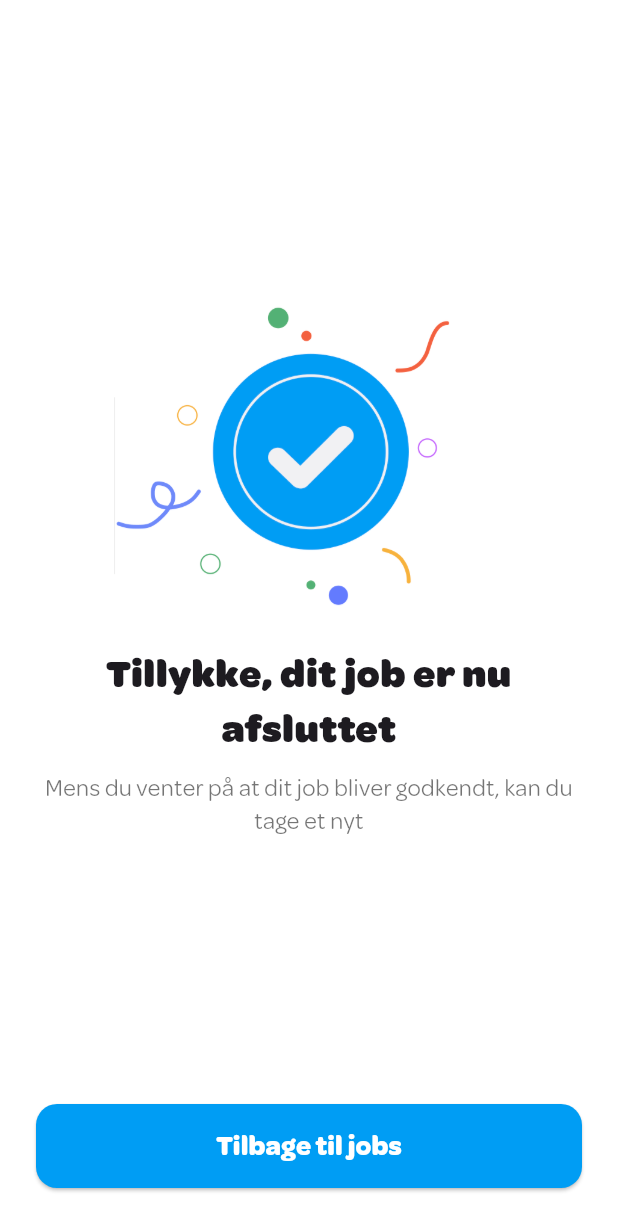
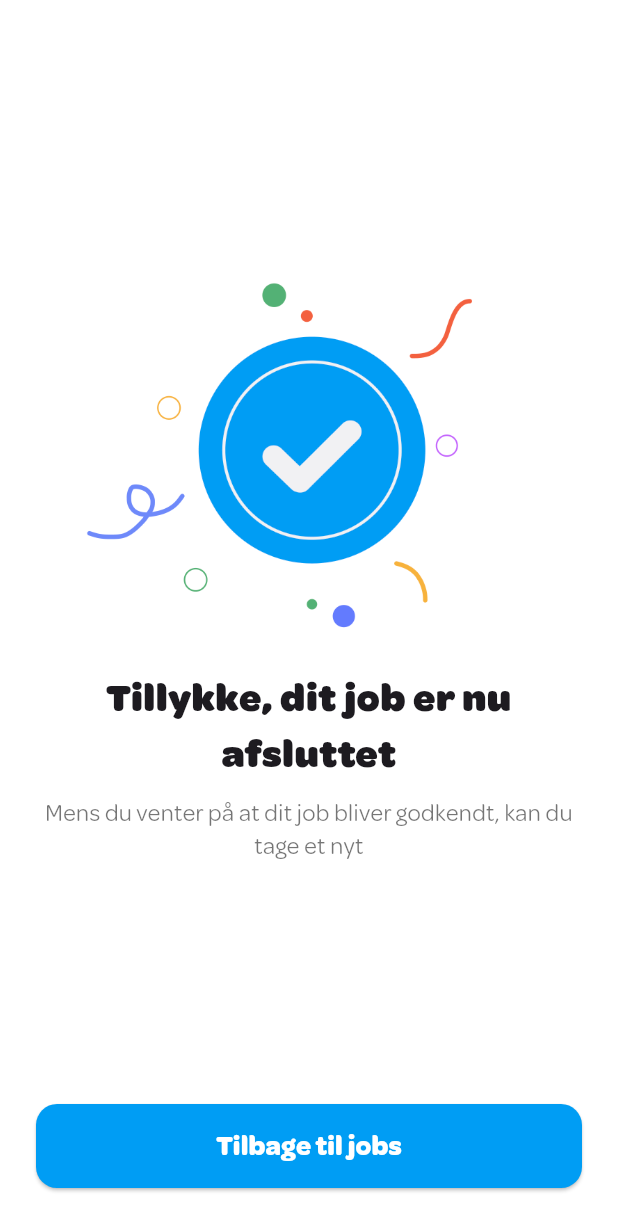
Before and after one commit to emilieweiss/voldt, a Flutter app: the JobSuccessDeliveryPage screen opened directly, on a phone screen of 412 x 824 dp. Shown: the top 1231 px of the screen. Run offline on Flutter 3.47's test engine with Material 3 defaults, Android fonts, the phone set to English and light mode, and no system bars; our stand-ins replace flutter_bloc, flutter_svg, fpdart, get_it, go_router, image_picker and 1 more; accounts and stored records are empty.

Commit message:
Redigering af billedestr

```diff
--- a/lib/pages/job_success_delivery_page.dart
+++ b/lib/pages/job_success_delivery_page.dart
@@ -20,7 +20,7 @@ class JobSuccessDeliveryPage extends StatelessWidget {
               const Spacer(),
               Image.asset(
                 'assets/job_finished.png',
-                width: 260,
+                width: 300,
                 fit: BoxFit.contain,
               ),
               const SizedBox(height: 24),
@@ -57,7 +57,6 @@ class JobSuccessDeliveryPage extends StatelessWidget {
                     ),
                   ),
                   onPressed: () {
-                    // Tilbage til job-listen (pop alt indtil første skærm)
                     Navigator.of(
                       context,
                     ).popUntil((r) => r.isFirst);
```
Also changed, not shown: assets/job_finished.png.
